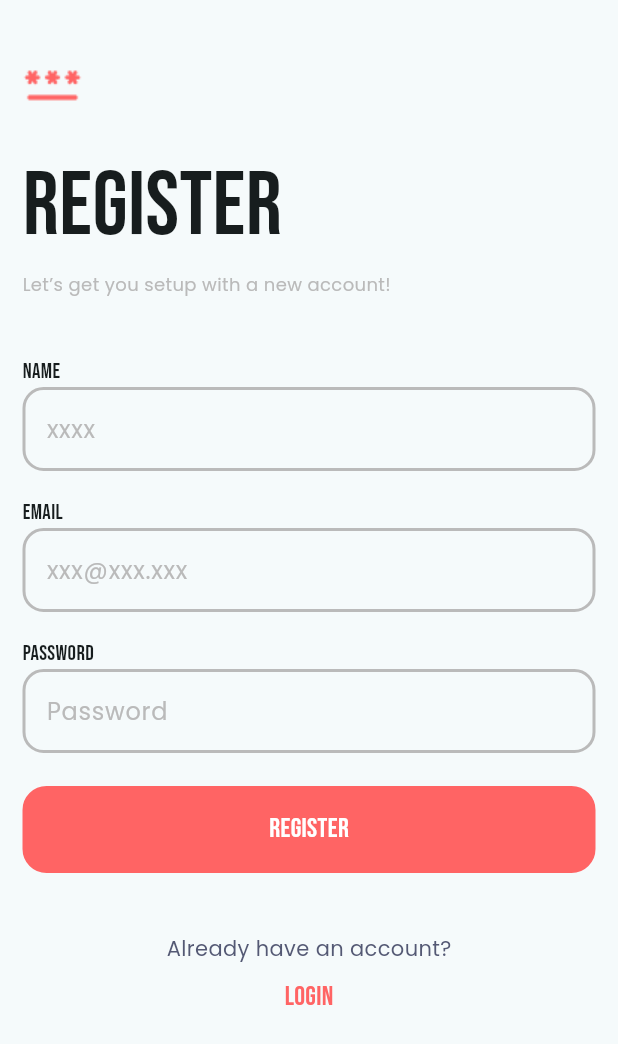
After one commit to Sipoufo/Password_Manager, a Flutter app: the screen it shows after launch, after a tap on "REGISTER", on a phone screen of 412 x 824 dp. The commit adds this screen. Shown: the top 1044 px of the screen. Run offline on Flutter 3.47's test engine with Material 2 defaults, Android fonts, the phone set to English and light mode, and no system bars.

Commit message:
register part : Finish

```diff
--- a/password_manager/lib/screens/onboarding.dart
+++ b/password_manager/lib/screens/onboarding.dart
@@ -2,6 +2,7 @@ import 'dart:async';
 
 import 'package:flutter/material.dart';
 import 'package:password_manager/models/on_board.dart';
+import 'package:password_manager/screens/register.dart';
 import 'package:password_manager/widgets/button.dart';
 import 'package:password_manager/widgets/onBoardContent.dart';
 import 'package:password_manager/widgets/onBoardIndicator.dart';
@@ -133,14 +134,20 @@ class _OnboardingState extends State<Onboarding> {
               const SizedBox(
                 height: 30,
               ),
-              const Row(
+              Row(
                 mainAxisAlignment: MainAxisAlignment.spaceBetween,
                 children: [
                   Button(
-                    haveBg: false,
-                    text: "REGISTER",
-                  ),
-                  Button(
+                      haveBg: false,
+                      text: "REGISTER",
+                      onPress: () {
+                        Navigator.of(context).push(
+                          MaterialPageRoute(
+                            builder: (context) => const Register(),
+                          ),
+                        );
+                      }),
+                  const Button(
                     haveBg: true,
                     text: "LOGIN",
                   ),
--- /dev/null
+++ b/password_manager/lib/screens/register.dart
@@ -0,0 +1,153 @@
+import 'package:flutter/material.dart';
+import 'package:password_manager/utils/colors.dart';
+import 'package:password_manager/widgets/button.dart';
+import 'package:password_manager/widgets/input.dart';
+
+class Register extends StatefulWidget {
+  const Register({super.key});
+
+  @override
+  State<Register> createState() => _RegisterState();
+}
+
+class _RegisterState extends State<Register> {
+  late String _name;
+  late String _email;
+  late String _password;
+  @override
+  Widget build(BuildContext context) {
+    return Scaffold(
+      body: SingleChildScrollView(
+        physics: NeverScrollableScrollPhysics(),
+        child: Container(
+          padding: const EdgeInsets.symmetric(
+            horizontal: 15,
+            vertical: 35,
+          ),
+          child: SizedBox(
+            height: MediaQuery.of(context).size.height,
+            child: Column(
+              children: [
+                Container(
+                  width: double.infinity,
+                  alignment: Alignment.bottomLeft,
+                  child: Container(
+                    width: 40,
+                    height: 40,
+                    decoration: const BoxDecoration(
+                      image: DecorationImage(
+                        image: AssetImage("assets/images/Logo.png"),
+                        alignment: Alignment.topCenter,
+                        fit: BoxFit.contain,
+                      ),
+                    ),
+                  ),
+                ),
+                const SizedBox(
+                  height: 20,
+                ),
+                Column(
+                  children: [
+                    Container(
+                      alignment: Alignment.topLeft,
+                      child: const Text(
+                        "REGISTER",
+                        style: TextStyle(
+                          fontFamily: "BebasNeue",
+                          fontSize: 60,
+                        ),
+                      ),
+                    ),
+                    Container(
+                      alignment: Alignment.topLeft,
+                      child: const Text(
+                        "Let’s get you setup with a new account!",
+                        style: TextStyle(
+                          fontSize: 12,
+                          color: NeutralGray,
+                        ),
+                      ),
+                    ),
+                  ],
+                ),
+                const SizedBox(
+                  height: 40,
+                ),
+                Column(
+                  children: [
+                    Input(
+                      label: "Name",
+                      placeholder: "xxxx",
+                      onChange: (value) {
+                        _email = value;
+                      },
+                    ),
+                    const SizedBox(
+                      height: 18,
+                    ),
+                    Input(
+                      label: "Email",
+                      placeholder: "xxx@xxx.xxx",
+                      onChange: (value) {
+                        _email = value;
+                      },
+                    ),
+                    const SizedBox(
+                      height: 18,
+                    ),
+                    Input(
+                      label: "Password",
+                      placeholder: "Password",
+                      onChange: (value) {
+                        _email = value;
+                      },
+                    ),
+                    const SizedBox(
+                      height: 22,
+                    ),
+                    const Button(
+                      text: "REGISTER",
+                      haveBg: true,
+                      isLarge: true,
+                    )
+                  ],
+                ),
+                const SizedBox(
+                  height: 40,
+                ),
+                Column(
+                  children: [
+                    const Text(
+                      "Already have an account?",
+                      style: TextStyle(color: NeutralDark),
+                    ),
+                    const SizedBox(
+                      height: 10,
+                    ),
+                    GestureDetector(
+                      onTap: () {
+                        Navigator.of(context).push(
+                          MaterialPageRoute(
+                            builder: (context) => const Register(),
+                          ),
+                        );
+                      },
+                      child: const Text(
+                        "LOGIN",
+                        style: TextStyle(
+                          color: Primary,
+                          fontFamily: "BebasNeue",
+                          fontSize: 18,
+                        ),
+                      ),
+                    )
+                  ],
+                )
+              ],
+            ),
+          ),
+        ),
+      ),
+    );
+  }
+}
--- a/password_manager/lib/widgets/button.dart
+++ b/password_manager/lib/widgets/button.dart
@@ -5,15 +5,23 @@ class Button extends StatelessWidget {
   final VoidCallback? onPress;
   final String text;
   final bool haveBg;
-  const Button(
-      {super.key, this.onPress, required this.text, required this.haveBg});
+  final bool isLarge;
+
+  const Button({
+    super.key,
+    this.onPress,
+    required this.text,
+    required this.haveBg,
+    this.isLarge = false,
+  });
 
   @override
   Widget build(BuildContext context) {
     return GestureDetector(
       onTap: onPress,
       child: Container(
-        width: MediaQuery.of(context).size.width / 2.4,
+        width:
+            isLarge ? double.infinity : MediaQuery.of(context).size.width / 2.4,
         alignment: Alignment.center,
         padding: const EdgeInsets.symmetric(vertical: 14, horizontal: 30),
         decoration: BoxDecoration(
--- /dev/null
+++ b/password_manager/lib/widgets/input.dart
@@ -0,0 +1,61 @@
+import 'package:flutter/material.dart';
+import 'package:password_manager/utils/colors.dart';
+
+class Input extends StatelessWidget {
+  final String label;
+  final String placeholder;
+  final Function onChange;
+  final bool isPassword;
+  const Input({
+    super.key,
+    required this.label,
+    required this.placeholder,
+    required this.onChange,
+    this.isPassword = false,
+  });
+
+  @override
+  Widget build(BuildContext context) {
+    return Column(
+      crossAxisAlignment: CrossAxisAlignment.start,
+      children: [
+        Text(
+          label,
+          style: const TextStyle(
+            fontFamily: "BebasNeue",
+          ),
+        ),
+        TextField(
+          scrollPadding: EdgeInsets.symmetric(
+              vertical: MediaQuery.of(context).viewInsets.bottom),
+          obscureText: isPassword ? true : false,
+          decoration: InputDecoration(
+            hintText: placeholder,
+            hintStyle: const TextStyle(color: NeutralGray),
+            enabledBorder: const OutlineInputBorder(
+              borderSide: BorderSide(
+                color: NeutralGray,
+                width: 2,
+              ),
+              borderRadius: BorderRadius.all(
+                Radius.circular(14),
+              ),
+            ),
+            focusedBorder: const OutlineInputBorder(
+              borderSide: BorderSide(
+                color: NeutralGray,
+                width: 2,
+              ),
+              borderRadius: BorderRadius.all(
+                Radius.circular(14),
+              ),
+            ),
+          ),
+          onChanged: (value) {
+            onChange(value);
+          },
+        ),
+      ],
+    );
+  }
+}
--- a/password_manager/pubspec.yaml
+++ b/password_manager/pubspec.yaml
@@ -83,6 +83,8 @@ flutter:
         - asset: assets/fonts/poppins/Poppins-Regular.ttf
         - asset: assets/fonts/poppins/Poppins-Bold.ttf
           weight: 700
+        - asset: assets/fonts/poppins/Poppins-Light.ttf
+          weight: 200
   #
   # For details regarding fonts from package dependencies,
   # see https://flutter.dev/custom-fonts/#from-packages
```
